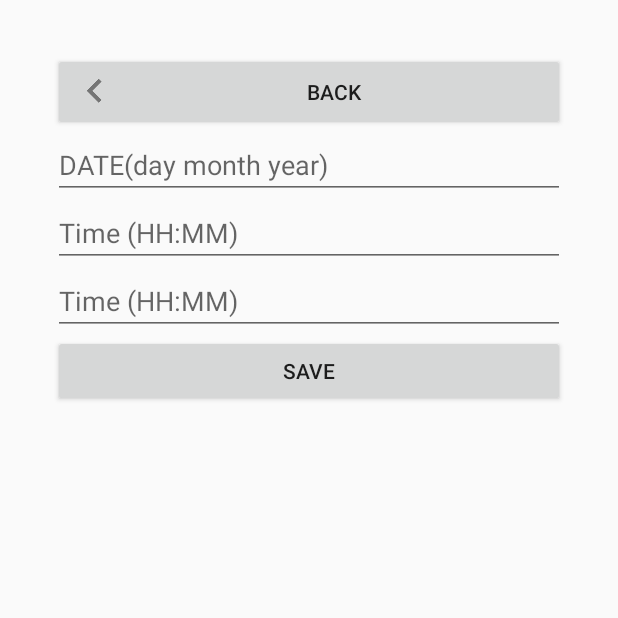
After one commit to Ben523/Healthy, an Android app: the fragment SleepFormFragment placed in its activity, on a phone screen of 412 x 824 dp, the top half of it. The commit adds this screen. Run offline under Robolectric (Android 15) with nearby library versions, the phone set to English and light mode, and no system bars; our stand-ins replace Firebase (no records; nobody signed in at launch, a user with empty details on screens opened directly).

Commit message:
add sleep time function

```diff
--- /dev/null
+++ b/app/src/main/java/com/example/a58070067/healthy/SleepFormFragment.java
@@ -0,0 +1,50 @@
+package com.example.a58070067.healthy;
+
+import android.os.Bundle;
+import android.support.annotation.NonNull;
+import android.support.annotation.Nullable;
+import android.support.v4.app.Fragment;
+import android.view.LayoutInflater;
+import android.view.View;
+import android.view.ViewGroup;
+import android.widget.Button;
+
+import com.google.firebase.auth.FirebaseAuth;
+import com.google.firebase.firestore.FirebaseFirestore;
+import com.google.firebase.firestore.FirebaseFirestoreSettings;
+
+public class SleepFormFragment extends Fragment {
+    @Nullable
+    @Override
+    public View onCreateView(@NonNull LayoutInflater inflater, @Nullable ViewGroup container, @Nullable Bundle savedInstanceState) {
+        return inflater.inflate(R.layout.fragment_sleep_form,container,false);
+    }
+
+    @Override
+    public void onActivityCreated(@Nullable Bundle savedInstanceState) {
+        super.onActivityCreated(savedInstanceState);
+
+
+        saveSleep();
+        backBtn();
+    }
+
+    private void backBtn()
+    {
+        Button back = getView().findViewById(R.id.sleep_back1);
+        back.setOnClickListener(new View.OnClickListener() {
+            @Override
+            public void onClick(View view) {
+                getActivity().getSupportFragmentManager()
+                        .beginTransaction()
+                        .replace(R.id.main_view,new SleepFragment())
+                        .commit();
+            }
+        });
+    }
+
+    private void saveSleep()
+    {
+
+    }
+}
--- /dev/null
+++ b/app/src/main/res/layout/fragment_sleep_form.xml
@@ -0,0 +1,39 @@
+<?xml version="1.0" encoding="utf-8"?>
+<LinearLayout xmlns:android="http://schemas.android.com/apk/res/android"
+    android:orientation="vertical"
+    android:layout_width="match_parent"
+    android:layout_height="match_parent"
+    android:padding="35dp">
+
+    <Button
+        android:id="@+id/sleep_back1"
+        android:layout_width="match_parent"
+        android:layout_height="wrap_content"
+        android:drawableLeft="@drawable/ic_back"
+        android:text="@string/back"/>
+
+    <EditText
+        android:id="@+id/sleep_date1"
+        android:layout_width="match_parent"
+        android:layout_height="wrap_content"
+        android:hint="@string/date"/>
+
+    <EditText
+        android:id="@+id/sleep_time"
+        android:layout_width="match_parent"
+        android:layout_height="wrap_content"
+        android:hint="@string/time"/>
+
+    <EditText
+        android:id="@+id/wake_up_time"
+        android:layout_width="match_parent"
+        android:layout_height="wrap_content"
+        android:hint="@string/time"/>
+
+    <Button
+        android:id="@+id/weight_save"
+        android:layout_width="match_parent"
+        android:layout_height="wrap_content"
+        android:text="@string/save"/>
+
+</LinearLayout>
--- a/app/src/main/res/values/strings.xml
+++ b/app/src/main/res/values/strings.xml
@@ -16,4 +16,6 @@
     <string name="save">SAVE</string>
     <string name="date">DATE(day month year)</string>
     <string name="re_password">re password</string>
+    <string name="add_sleep">Add Sleep</string>
+    <string name="time">Time (HH:MM)</string>
 </resources>
```
Also changed, not shown: app/src/main/java/com/example/a58070067/healthy/DBHelper.java (added, +20 -0 lines), app/src/main/java/com/example/a58070067/healthy/MenuFragment.java (+12 -0 lines), app/src/main/java/com/example/a58070067/healthy/Sleep.java (added, +41 -0 lines), app/src/main/java/com/example/a58070067/healthy/SleepAdapter.java (added, +52 -0 lines), app/src/main/java/com/example/a58070067/healthy/SleepFragment.java (added, +65 -0 lines), app/src/main/res/layout/fragment_sleep.xml (added, +27 -0 lines).
